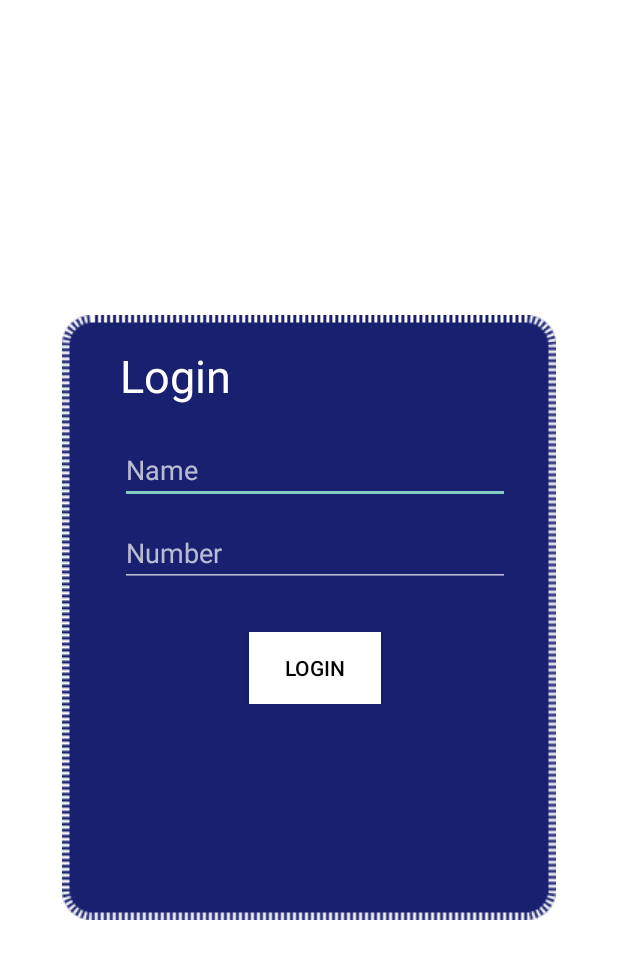
After one commit to sachinthazoysa/Hiru-News, an Android app: the layout activity_login.xml on its own in the app's theme, with its tools: preview values and no code run, on a phone screen of 412 x 824 dp. The commit adds this screen. Shown: the top 959 px of the screen. Run offline under Robolectric (Android 15) with nearby library versions, the phone set to English and light mode, and no system bars; Roboto replaces fonts that are not available here.

Commit message:
Created login function.

```diff
--- a/app/src/main/AndroidManifest.xml
+++ b/app/src/main/AndroidManifest.xml
@@ -3,13 +3,15 @@
     package="com.example.hirunews">
 
     <application
+        android:name=".ui.App"
         android:allowBackup="true"
         android:icon="@mipmap/ic_launcher"
         android:label="@string/app_name"
         android:roundIcon="@mipmap/ic_launcher_round"
         android:supportsRtl="true"
         android:theme="@style/Theme.AppCompat.NoActionBar">
-        <activity android:name=".MyReportNews"></activity>
+        <activity android:name=".LoginActivity"></activity>
+        <activity android:name=".MyReportNews" />
         <activity android:name=".ui.videoview.VideoViewActivity" />
         <activity android:name=".ui.newsview.newsViewActivity" />
         <activity
--- a/app/src/main/java/com/example/hirunews/MainActivity.java
+++ b/app/src/main/java/com/example/hirunews/MainActivity.java
@@ -18,7 +18,7 @@ public class MainActivity extends AppCompatActivity {
             @Override
             public void run() {
 
-                Intent mySuperIntent = new Intent(MainActivity.this, HomePage.class);
+                Intent mySuperIntent = new Intent(MainActivity.this, LoginActivity.class);
                 startActivity(mySuperIntent);
 
                 finish();
--- /dev/null
+++ b/app/src/main/res/layout/activity_login.xml
@@ -0,0 +1,117 @@
+<?xml version="1.0" encoding="utf-8"?>
+<RelativeLayout xmlns:android="http://schemas.android.com/apk/res/android"
+    xmlns:app="http://schemas.android.com/apk/res-auto"
+    xmlns:tools="http://schemas.android.com/tools"
+    android:layout_width="match_parent"
+    android:layout_height="match_parent"
+    tools:context=".LoginActivity"
+    android:background="@android:color/white">
+
+    <ImageView
+        android:layout_width="wrap_content"
+        android:layout_height="wrap_content"
+        android:background="@drawable/login_form_background"
+        android:layout_centerInParent="true"/>
+
+    <LinearLayout
+        android:layout_width="wrap_content"
+        android:layout_height="wrap_content"
+        android:layout_marginTop="230dp"
+        android:layout_marginLeft="80dp"
+        android:orientation="vertical">
+
+<!--        <com.google.android.material.textview.MaterialTextView-->
+<!--            android:layout_width="wrap_content"-->
+<!--            android:layout_height="wrap_content"-->
+<!--            android:text="Login"-->
+<!--            android:textSize="30sp"-->
+<!--            android:textColor="@android:color/white"/>-->
+
+
+<!--        <com.google.android.material.textfield.TextInputLayout-->
+<!--            android:id="@+id/user_name_textField"-->
+<!--            android:layout_width="260dp"-->
+<!--            android:layout_height="wrap_content"-->
+<!--            android:hint="Username"-->
+<!--            style="@style/Widget.MaterialComponents.TextInputLayout.OutlinedBox"-->
+<!--            android:layout_marginTop="18dp"-->
+<!--            app:boxStrokeColor="#ffff"-->
+<!--            android:textColorHint="#ffff">-->
+
+<!--            <com.google.android.material.textfield.TextInputEditText-->
+<!--                android:id="@+id/user_name_textField_edit"-->
+<!--                android:layout_width="260dp"-->
+<!--                android:layout_height="wrap_content"-->
+<!--                android:textColor="#ffff" />-->
+
+<!--        </com.google.android.material.textfield.TextInputLayout>-->
+
+<!--        <com.google.android.material.textfield.TextInputLayout-->
+<!--            android:id="@+id/number_textField"-->
+<!--            android:layout_width="260dp"-->
+<!--            android:layout_height="wrap_content"-->
+<!--            android:hint="Password"-->
+<!--            style="@style/Widget.MaterialComponents.TextInputLayout.OutlinedBox"-->
+<!--            android:layout_below="@id/user_name_textField"-->
+<!--            android:layout_marginTop="8dp"-->
+<!--            app:boxStrokeColor="#ffff"-->
+<!--            android:textColorHint="#ffff">-->
+
+<!--            <com.google.android.material.textfield.TextInputEditText-->
+<!--                android:id="@+id/number_textField_edit"-->
+<!--                android:layout_width="260dp"-->
+<!--                android:layout_height="wrap_content"-->
+<!--                android:textColor="#ffff"-->
+<!--                android:inputType="textPassword"/>-->
+
+<!--        </com.google.android.material.textfield.TextInputLayout>-->
+
+<!--        <com.google.android.material.button.MaterialButton-->
+<!--            android:id="@+id/login_btn"-->
+<!--            android:layout_width="wrap_content"-->
+<!--            android:layout_height="wrap_content"-->
+<!--            android:layout_gravity="center_horizontal"-->
+<!--            android:layout_marginTop="30dp"-->
+<!--            android:text="login"-->
+<!--            android:textColor="#000000"-->
+<!--            android:backgroundTint="@android:color/white"/>-->
+
+        <TextView
+            android:layout_width="wrap_content"
+            android:layout_height="wrap_content"
+            android:text="Login"
+            android:textSize="30sp"
+            android:textColor="@android:color/white"
+            />
+
+        <EditText
+            android:id="@+id/user_name"
+            android:layout_width="260dp"
+            android:layout_height="wrap_content"
+            android:hint="Name"
+            android:layout_marginTop="20dp"/>
+
+        <EditText
+            android:id="@+id/user_number"
+            android:layout_width="260dp"
+            android:layout_height="wrap_content"
+            android:hint="Number"
+            android:layout_marginTop="10dp"
+            android:inputType="number"
+            />
+
+        <Button
+            android:id="@+id/login_button"
+            android:layout_width="wrap_content"
+            android:layout_height="wrap_content"
+            android:background="@android:color/white"
+            android:layout_marginTop="30dp"
+            android:layout_gravity="center_horizontal"
+            android:text="login"
+            android:textColor="@android:color/black"
+            android:onClick="login"/>
+
+    </LinearLayout>
+
+
+</RelativeLayout>
--- a/app/src/main/res/values/styles.xml
+++ b/app/src/main/res/values/styles.xml
@@ -1,7 +1,8 @@
 <resources>
 
     <!-- Base application theme. -->
-    <style name="AppTheme" parent="Theme.AppCompat.Light.DarkActionBar">
+    <style name="AppTheme" parent="Theme.MaterialComponents.Light.NoActionBar">
+<!--        Theme.AppCompat.Light.DarkActionBar-->
         <!-- Customize your theme here. -->
         <item name="colorPrimary">@color/colorPrimary</item>
         <item name="colorPrimaryDark">@color/colorPrimaryDark</item>
```
Also changed, not shown: app/src/main/java/com/example/hirunews/LoginActivity.java (added, +112 -0 lines), app/src/main/java/com/example/hirunews/dialog/CodeAddDialog.java (added, +44 -0 lines), app/src/main/java/com/example/hirunews/ui/App.java (added, +31 -0 lines), app/src/main/res/layout/code_add_dialog.xml (added, +31 -0 lines), app/src/main/res/drawable/login_form_background.png (added).
